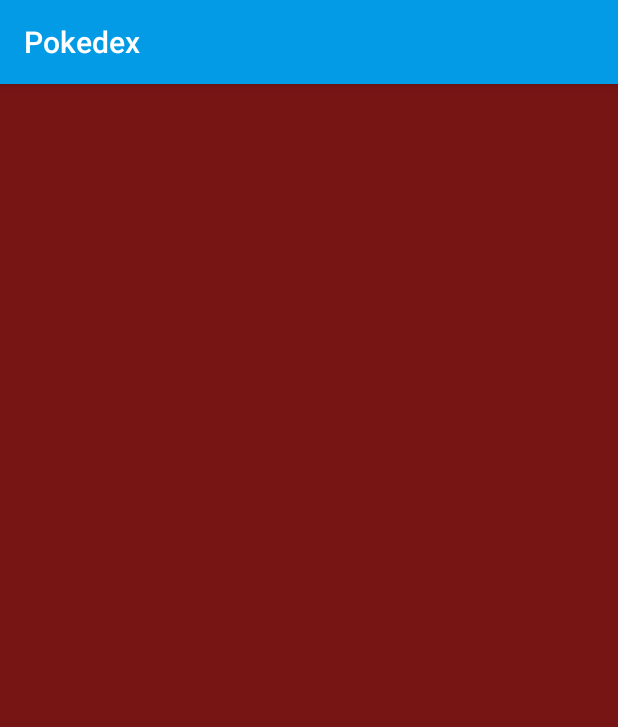
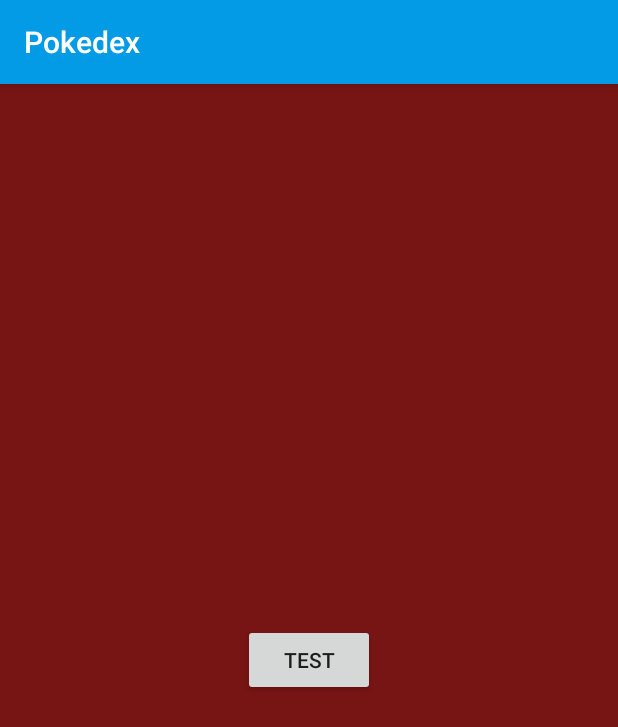
Before and after one commit to Proyectos-Universidad/pokedex, an Android app: the TeamActivity screen opened directly, with no data from a screen before it, on a phone screen of 412 x 824 dp. Shown: the top 727 px of the screen. Run offline under Robolectric (Android 15) with nearby library versions, the phone set to English and light mode, and no system bars; our stand-ins replace Firebase (no records; nobody signed in at launch, a user with empty details on screens opened directly).

Commit message:
User Model, Team Model & Team registration to FireBase

```diff
--- a/app/build.gradle
+++ b/app/build.gradle
@@ -38,7 +38,7 @@ dependencies {
     implementation 'com.google.firebase:firebase-auth:19.2.0'
     implementation 'com.google.android.gms:play-services-auth:17.0.0'
     implementation 'com.google.android.material:material:1.1.0'
-    implementation 'com.google.firebase:firebase-database:16.0.4'
+    implementation 'com.google.firebase:firebase-database:19.2.1'
     testImplementation 'junit:junit:4.13'
     androidTestImplementation 'androidx.test.ext:junit:1.1.1'
     androidTestImplementation 'androidx.test.espresso:espresso-core:3.2.0'
--- a/app/src/main/java/com/cenfotec/pokedex/MainActivity.java
+++ b/app/src/main/java/com/cenfotec/pokedex/MainActivity.java
@@ -50,12 +50,12 @@ public class MainActivity extends BaseActivity implements
         findViewById(R.id.signInButton).setOnClickListener(this);
         findViewById(R.id.signOutButton).setOnClickListener(this);
         findViewById(R.id.pokemonsActionButton).setOnClickListener((View v)-> {
-            Intent i = new Intent(getApplicationContext(), ProfileActivity.class);
+            Intent i = new Intent(this, ProfileActivity.class);
             startActivity(i);
         });
 
         findViewById(R.id.teamActionButton).setOnClickListener((View v)-> {
-            Intent i = new Intent(getApplicationContext(), TeamActivity.class);
+            Intent i = new Intent(this, TeamActivity.class);
             startActivity(i);
         });
         // [START config_signin]
--- a/app/src/main/java/com/cenfotec/pokedex/TeamActivity.java
+++ b/app/src/main/java/com/cenfotec/pokedex/TeamActivity.java
@@ -1,31 +1,55 @@
 package com.cenfotec.pokedex;
 
 import android.os.Bundle;
+import android.view.View;
+import android.widget.Button;
 
 import androidx.annotation.Nullable;
 import androidx.appcompat.app.AppCompatActivity;
 
+import com.cenfotec.pokedex.models.Team;
+import com.cenfotec.pokedex.models.User;
 import com.google.android.gms.auth.api.signin.GoogleSignIn;
 import com.google.android.gms.auth.api.signin.GoogleSignInAccount;
 import com.google.firebase.database.DatabaseReference;
 import com.google.firebase.database.FirebaseDatabase;
 
+import java.util.ArrayList;
+
 public class TeamActivity extends AppCompatActivity {
 
-    private String userEmail;
-    private DatabaseReference mDatabase;
+    private String userEmail, userName;
+    private DatabaseReference rootRef, teamsRef;
+    private Button test;
 
     @Override
     protected void onCreate(@Nullable Bundle savedInstanceState) {
         super.onCreate(savedInstanceState);
         setContentView(R.layout.activity_teams);
 
-        mDatabase = FirebaseDatabase.getInstance().getReference();
+        test = findViewById(R.id.buttonTest);
 
         GoogleSignInAccount acct = GoogleSignIn.getLastSignedInAccount(getApplicationContext());
         if( acct != null){
             userEmail = acct.getEmail();
+            userName = acct.getDisplayName();
         }
 
+        rootRef = FirebaseDatabase.getInstance().getReference();
+
+        teamsRef = rootRef.child("teams");
+
+        test.setOnClickListener((View v)-> {
+            User newUser = new User("newUser@account.com", "Steph092");
+            ArrayList<User> teamMembers = new ArrayList<>();
+            teamMembers.add(newUser);
+            Team testTeam = new Team("Saturn", teamMembers);
+
+            teamsRef.child(testTeam.getName()).setValue(testTeam);
+            //teamsRef.push().child("name").setValue("Test team");
+            //teamsRef.push().child("email").setValue(userEmail);
+        });
     }
+
+
 }
--- a/app/src/main/res/layout/activity_teams.xml
+++ b/app/src/main/res/layout/activity_teams.xml
@@ -4,4 +4,19 @@
     xmlns:tools="http://schemas.android.com/tools"
     android:layout_width="match_parent"
     android:layout_height="match_parent"
-    android:background="@color/backgroundColor"/>
+    android:background="@color/backgroundColor">
+
+    <Button
+        android:id="@+id/buttonTest"
+        android:layout_width="wrap_content"
+        android:layout_height="wrap_content"
+        android:layout_marginStart="16dp"
+        android:layout_marginTop="16dp"
+        android:layout_marginEnd="16dp"
+        android:layout_marginBottom="16dp"
+        android:text="Test"
+        app:layout_constraintBottom_toBottomOf="parent"
+        app:layout_constraintEnd_toEndOf="parent"
+        app:layout_constraintStart_toStartOf="parent"
+        app:layout_constraintTop_toTopOf="parent" />
+</android.support.constraint.ConstraintLayout>
```
Also changed, not shown: app/src/main/java/com/cenfotec/pokedex/models/Team.java (+9 -27 lines), app/src/main/java/com/cenfotec/pokedex/models/User.java (added, +28 -0 lines).
